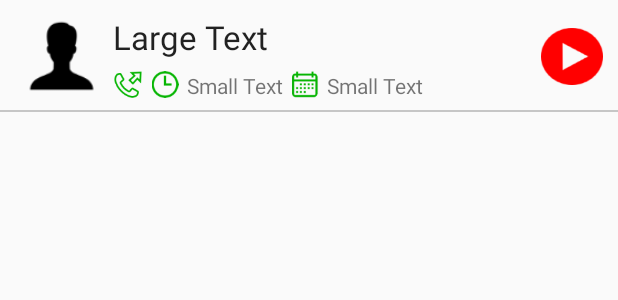
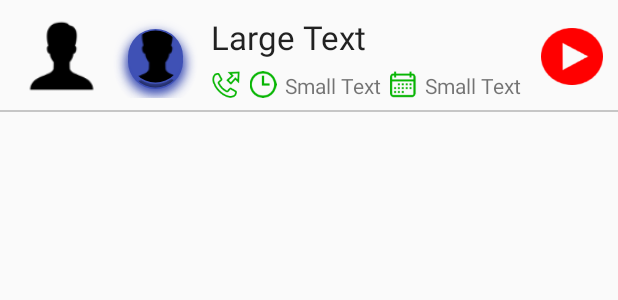
Before and after one commit to DanyaProgrammer666/Callv2, an Android app: the layout fragment_recording.xml on its own in the app's theme, with its tools: preview values and no code run, on a phone screen of 412 x 824 dp. Shown: the top 300 px of the screen. Run offline under Robolectric (Android 15) with nearby library versions, the phone set to English and light mode, and no system bars.

Commit message:
ImageView added + record prob start

```diff
--- /dev/null
+++ b/CallRecorder/CallRecorder-master/app/src/main/java/com/jlcsoftware/callrecorder/CircularImageView.java
@@ -0,0 +1,291 @@
+package com.jlcsoftware.callrecorder;
+
+import android.content.Context;
+import android.content.res.TypedArray;
+import android.graphics.Bitmap;
+import android.graphics.BitmapShader;
+import android.graphics.Canvas;
+import android.graphics.Color;
+import android.graphics.Matrix;
+import android.graphics.Paint;
+import android.graphics.Shader;
+import android.graphics.drawable.BitmapDrawable;
+import android.graphics.drawable.Drawable;
+import android.util.AttributeSet;
+import android.util.Log;
+import android.support.v7.widget.AppCompatImageView;
+
+/**
+ * Created by Mikhael LOPEZ on 09/10/2015.
+ */
+public class CircularImageView extends android.support.v7.widget.AppCompatImageView {
+    private static final ScaleType SCALE_TYPE = ScaleType.CENTER_CROP;
+
+    // Default Values
+    private static final float DEFAULT_BORDER_WIDTH = 4;
+    private static final float DEFAULT_SHADOW_RADIUS = 8.0f;
+
+    // Properties
+    private float borderWidth;
+    private int canvasSize;
+    private float shadowRadius;
+    private int shadowColor = Color.BLACK;
+
+    // Object used to draw
+    private Bitmap image;
+    private Drawable drawable;
+    private Paint paint;
+    private Paint paintBorder;
+
+    //region Constructor & Init Method
+    public CircularImageView(final Context context) {
+        this(context, null);
+    }
+
+    public CircularImageView(Context context, AttributeSet attrs) {
+        this(context, attrs, 0);
+    }
+
+    public CircularImageView(Context context, AttributeSet attrs, int defStyleAttr) {
+        super(context, attrs, defStyleAttr);
+        init(context, attrs, defStyleAttr);
+    }
+
+    private void init(Context context, AttributeSet attrs, int defStyleAttr) {
+        // Init paint
+        paint = new Paint();
+        paint.setAntiAlias(true);
+
+        paintBorder = new Paint();
+        paintBorder.setAntiAlias(true);
+
+        // Load the styled attributes and set their properties
+        TypedArray attributes = context.obtainStyledAttributes(attrs, R.styleable.CircularImageView, defStyleAttr, 0);
+
+        // Init Border
+        if (attributes.getBoolean(R.styleable.CircularImageView_civ_border, true)) {
+            float defaultBorderSize = DEFAULT_BORDER_WIDTH * getContext().getResources().getDisplayMetrics().density;
+            setBorderWidth(attributes.getDimension(R.styleable.CircularImageView_civ_border_width, defaultBorderSize));
+            setBorderColor(attributes.getColor(R.styleable.CircularImageView_civ_border_color, Color.WHITE));
+        }
+
+        // Init Shadow
+        if (attributes.getBoolean(R.styleable.CircularImageView_civ_shadow, false)) {
+            shadowRadius = DEFAULT_SHADOW_RADIUS;
+            drawShadow(attributes.getFloat(R.styleable.CircularImageView_civ_shadow_radius, shadowRadius), attributes.getColor(R.styleable.CircularImageView_civ_shadow_color, shadowColor));
+        }
+    }
+    //endregion
+
+    //region Set Attr Method
+    public void setBorderWidth(float borderWidth) {
+        this.borderWidth = borderWidth;
+        requestLayout();
+        invalidate();
+    }
+
+    public void setBorderColor(int borderColor) {
+        if (paintBorder != null)
+            paintBorder.setColor(borderColor);
+        invalidate();
+    }
+
+    public void addShadow() {
+        if (shadowRadius == 0)
+            shadowRadius = DEFAULT_SHADOW_RADIUS;
+        drawShadow(shadowRadius, shadowColor);
+        invalidate();
+    }
+
+    public void setShadowRadius(float shadowRadius) {
+        drawShadow(shadowRadius, shadowColor);
+        invalidate();
+    }
+
+    public void setShadowColor(int shadowColor) {
+        drawShadow(shadowRadius, shadowColor);
+        invalidate();
+    }
+
+    @Override
+    public ScaleType getScaleType() {
+        return SCALE_TYPE;
+    }
+
+    @Override
+    public void setScaleType(ScaleType scaleType) {
+        if (scaleType != SCALE_TYPE) {
+            throw new IllegalArgumentException(String.format("ScaleType %s not supported. ScaleType.CENTER_CROP is used by default. So you don't need to use ScaleType.", scaleType));
+        }
+    }
+    //endregion
+
+    //region Draw Method
+    @Override
+    public void onDraw(Canvas canvas) {
+        // Load the bitmap
+        loadBitmap();
+
+        // Check if image isn't null
+        if (image == null)
+            return;
+
+        if (!isInEditMode()) {
+            canvasSize = canvas.getWidth();
+            if (canvas.getHeight() < canvasSize) {
+                canvasSize = canvas.getHeight();
+            }
+        }
+
+        // circleCenter is the x or y of the view's center
+        // radius is the radius in pixels of the cirle to be drawn
+        // paint contains the shader that will texture the shape
+        int circleCenter = (int) (canvasSize - (borderWidth * 2)) / 2;
+        // Draw Border
+        canvas.drawCircle(circleCenter + borderWidth, circleCenter + borderWidth, circleCenter + borderWidth - (shadowRadius + shadowRadius / 2), paintBorder);
+        // Draw CircularImageView
+        canvas.drawCircle(circleCenter + borderWidth, circleCenter + borderWidth, circleCenter - (shadowRadius + shadowRadius / 2), paint);
+    }
+
+    private void loadBitmap() {
+        if (this.drawable == getDrawable())
+            return;
+
+        this.drawable = getDrawable();
+        this.image = drawableToBitmap(this.drawable);
+        updateShader();
+    }
+
+    @Override
+    protected void onSizeChanged(int w, int h, int oldw, int oldh) {
+        super.onSizeChanged(w, h, oldw, oldh);
+        canvasSize = w;
+        if (h < canvasSize)
+            canvasSize = h;
+        if (image != null)
+            updateShader();
+    }
+
+    private void drawShadow(float shadowRadius, int shadowColor) {
+        this.shadowRadius = shadowRadius;
+        this.shadowColor = shadowColor;
+        if (android.os.Build.VERSION.SDK_INT >= android.os.Build.VERSION_CODES.HONEYCOMB) {
+            setLayerType(LAYER_TYPE_SOFTWARE, paintBorder);
+        }
+        paintBorder.setShadowLayer(shadowRadius, 0.0f, shadowRadius / 2, shadowColor);
+    }
+
+    private void updateShader() {
+        if (image == null)
+            return;
+
+        // Crop Center Image
+        image = cropBitmap(image);
+
+        // Create Shader
+        BitmapShader shader = new BitmapShader(image, Shader.TileMode.CLAMP, Shader.TileMode.CLAMP);
+
+        // Center Image in Shader
+        Matrix matrix = new Matrix();
+        matrix.setScale((float) canvasSize / (float) image.getWidth(), (float) canvasSize / (float) image.getHeight());
+        shader.setLocalMatrix(matrix);
+
+        // Set Shader in Paint
+        paint.setShader(shader);
+    }
+
+    private Bitmap cropBitmap(Bitmap bitmap) {
+        Bitmap bmp;
+        if (bitmap.getWidth() >= bitmap.getHeight()) {
+            bmp = Bitmap.createBitmap(
+                    bitmap,
+                    bitmap.getWidth() / 2 - bitmap.getHeight() / 2,
+                    0,
+                    bitmap.getHeight(), bitmap.getHeight());
+        } else {
+            bmp = Bitmap.createBitmap(
+                    bitmap,
+                    0,
+                    bitmap.getHeight() / 2 - bitmap.getWidth() / 2,
+                    bitmap.getWidth(), bitmap.getWidth());
+        }
+        return bmp;
+    }
+
+    private Bitmap drawableToBitmap(Drawable drawable) {
+        if (drawable == null) {
+            return null;
+        } else if (drawable instanceof BitmapDrawable) {
+            return ((BitmapDrawable) drawable).getBitmap();
+        }
+
+        int intrinsicWidth = drawable.getIntrinsicWidth();
+        int intrinsicHeight = drawable.getIntrinsicHeight();
+
+        if (!(intrinsicWidth > 0 && intrinsicHeight > 0))
+            return null;
+
+        try {
+            // Create Bitmap object out of the drawable
+            Bitmap bitmap = Bitmap.createBitmap(intrinsicWidth, intrinsicHeight, Bitmap.Config.ARGB_8888);
+            Canvas canvas = new Canvas(bitmap);
+            drawable.setBounds(0, 0, canvas.getWidth(), canvas.getHeight());
+            drawable.draw(canvas);
+            return bitmap;
+        } catch (OutOfMemoryError e) {
+            // Simply return null of failed bitmap creations
+            Log.e(getClass().toString(), "Encountered OutOfMemoryError while generating bitmap!");
+            return null;
+        }
+    }
+    //endregion
+
+    //region Mesure Method
+    @Override
+    protected void onMeasure(int widthMeasureSpec, int heightMeasureSpec) {
+        int width = measureWidth(widthMeasureSpec);
+        int height = measureHeight(heightMeasureSpec);
+        /*int imageSize = (width < height) ? width : height;
+        setMeasuredDimension(imageSize, imageSize);*/
+        setMeasuredDimension(width, height);
+    }
+
+    private int measureWidth(int measureSpec) {
+        int result;
+        int specMode = MeasureSpec.getMode(measureSpec);
+        int specSize = MeasureSpec.getSize(measureSpec);
+
+        if (specMode == MeasureSpec.EXACTLY) {
+            // The parent has determined an exact size for the child.
+            result = specSize;
+        } else if (specMode == MeasureSpec.AT_MOST) {
+            // The child can be as large as it wants up to the specified size.
+            result = specSize;
+        } else {
+            // The parent has not imposed any constraint on the child.
+            result = canvasSize;
+        }
+
+        return result;
+    }
+
+    private int measureHeight(int measureSpecHeight) {
+        int result;
+        int specMode = MeasureSpec.getMode(measureSpecHeight);
+        int specSize = MeasureSpec.getSize(measureSpecHeight);
+
+        if (specMode == MeasureSpec.EXACTLY) {
+            // We were told how big to be
+            result = specSize;
+        } else if (specMode == MeasureSpec.AT_MOST) {
+            // The child can be as large as it wants up to the specified size.
+            result = specSize;
+        } else {
+            // Measure the text (beware: ascent is a negative number)
+            result = canvasSize;
+        }
+
+        return (result + 2);
+    }
+    //endregion
+}
--- a/CallRecorder/CallRecorder-master/app/src/main/java/com/jlcsoftware/callrecorder/MyContactsAdapter.java
+++ b/CallRecorder/CallRecorder-master/app/src/main/java/com/jlcsoftware/callrecorder/MyContactsAdapter.java
@@ -117,7 +117,7 @@ public class MyContactsAdapter extends BaseAdapter implements Handler.Callback {
             if (null == convertView) {
                 convertView = LayoutInflater.from(parent.getContext()).inflate(R.layout.item_contact, parent, false);
             }
-            ImageView imageView = (ImageView) convertView.findViewById(R.id.imageView);
+            ImageView imageView = (ImageView) convertView.findViewById(R.id.circularImageView);
             imageView.setImageDrawable(record.image);
             TextView textView = (TextView) convertView.findViewById(R.id.textView);
             textView.setText(record.name);
--- a/CallRecorder/CallRecorder-master/app/src/main/java/com/jlcsoftware/callrecorder/MyRecordingRecyclerViewAdapter.java
+++ b/CallRecorder/CallRecorder-master/app/src/main/java/com/jlcsoftware/callrecorder/MyRecordingRecyclerViewAdapter.java
@@ -267,7 +267,7 @@ public class MyRecordingRecyclerViewAdapter extends RecyclerView.Adapter<MyRecor
             super(view);
             mView = view;
             mCheckBox = (CheckBox) view.findViewById(R.id.checkBox);
-            mContactPic = (ImageView) view.findViewById(R.id.imageView);
+            mContactPic = (ImageView) view.findViewById(R.id.circularImageView);
             mInOutImage = (ImageView) view.findViewById(R.id.imageView2);
             mContactName = (TextView) view.findViewById(R.id.textView);
             mTimeView = (TextView) view.findViewById(R.id.textView3);
--- a/CallRecorder/CallRecorder-master/app/src/main/java/com/jlcsoftware/callrecorder/MyWhitelistItemRecyclerViewAdapter.java
+++ b/CallRecorder/CallRecorder-master/app/src/main/java/com/jlcsoftware/callrecorder/MyWhitelistItemRecyclerViewAdapter.java
@@ -195,7 +195,7 @@ public class MyWhitelistItemRecyclerViewAdapter extends RecyclerView.Adapter<MyW
         public ViewHolder(View view) {
             super(view);
             mView = view;
-            mImageView = (ImageView) view.findViewById(R.id.imageView);
+            mImageView = (ImageView) view.findViewById(R.id.circularImageView);
             mNameView = (TextView) view.findViewById(R.id.textView);
 
         }
--- a/CallRecorder/CallRecorder-master/app/src/main/res/layout/fragment_recording.xml
+++ b/CallRecorder/CallRecorder-master/app/src/main/res/layout/fragment_recording.xml
@@ -2,6 +2,7 @@
 <LinearLayout xmlns:android="http://schemas.android.com/apk/res/android"
     android:layout_width="fill_parent"
     android:layout_height="75dp"
+    xmlns:app="http://schemas.android.com/apk/res-auto"
     android:background="@drawable/border"
     android:gravity="center_vertical"
     android:orientation="horizontal">
@@ -14,6 +15,19 @@
         android:layout_marginRight="5dp"
         android:src="@drawable/person_icon" />
 
+    <com.jlcsoftware.callrecorder.CircularImageView
+        android:id="@+id/circularImageView"
+        android:layout_width="60dp"
+        android:layout_height="match_parent"
+        android:layout_marginRight="5dp"
+        android:src="@drawable/person_icon"
+        app:civ_border="true"
+        app:civ_border_color="#3f51b5"
+        app:civ_border_width="1dp"
+        app:civ_shadow="true"
+        app:civ_shadow_color="#3f51b5"
+        app:civ_shadow_radius="10" />
+
     <LinearLayout
         android:layout_width="wrap_content"
         android:layout_height="match_parent"
@@ -25,9 +39,9 @@
             android:id="@+id/textView"
             android:layout_width="match_parent"
             android:layout_height="wrap_content"
+            android:fontFamily="Roboto"
             android:paddingBottom="2dp"
             android:text="Large Text"
-            android:fontFamily="Roboto"
             android:textAppearance="?android:attr/textAppearanceLarge" />
 
         <LinearLayout
@@ -49,18 +63,18 @@
                 android:layout_width="24dp"
                 android:layout_height="wrap_content"
 
-                android:paddingTop="6dp"
                 android:paddingLeft="5dp"
                 android:paddingRight="0dp"
+                android:paddingTop="6dp"
                 android:src="@drawable/time_icon" />
 
             <TextView
                 android:id="@+id/textView3"
                 android:layout_width="match_parent"
                 android:layout_height="match_parent"
+                android:fontFamily="Roboto"
+
                 android:paddingLeft="5dp"
-
-                android:fontFamily="Roboto"
                 android:paddingTop="6dp"
                 android:text="Small Text"
                 android:textAppearance="?android:attr/textAppearanceSmall" />
@@ -69,18 +83,18 @@
                 android:id="@+id/imageView4"
                 android:layout_width="24dp"
                 android:layout_height="wrap_content"
-                android:paddingTop="6dp"
                 android:paddingLeft="5dp"
                 android:paddingRight="0dp"
+                android:paddingTop="6dp"
                 android:src="@drawable/calendar_icon" />
 
             <TextView
                 android:id="@+id/textView4"
                 android:layout_width="match_parent"
                 android:layout_height="match_parent"
+                android:fontFamily="Roboto"
+
                 android:paddingLeft="5dp"
-
-                android:fontFamily="Roboto"
                 android:paddingTop="6dp"
                 android:text="Small Text"
                 android:textAppearance="?android:attr/textAppearanceSmall" />
```
Also changed, not shown: CallRecorder/CallRecorder-master/app/src/main/java/com/jlcsoftware/services/RecordCallService.java (+24 -0 lines), CallRecorder/CallRecorder-master/app/src/main/res/values/attrs.xml (added, +13 -0 lines).
